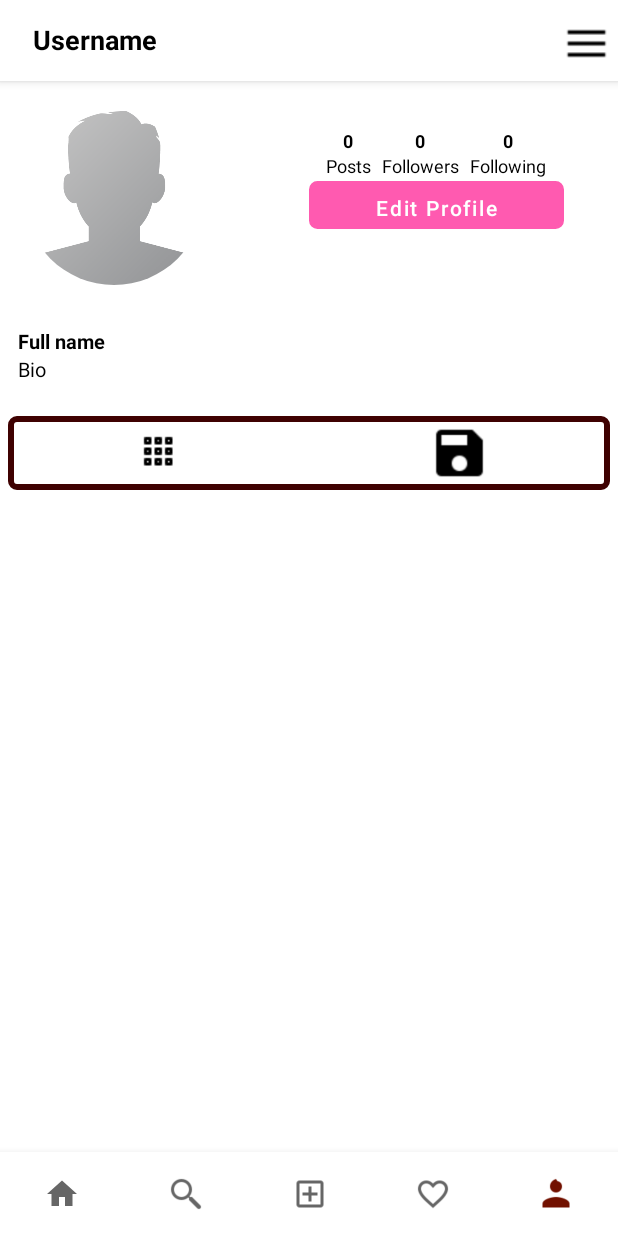
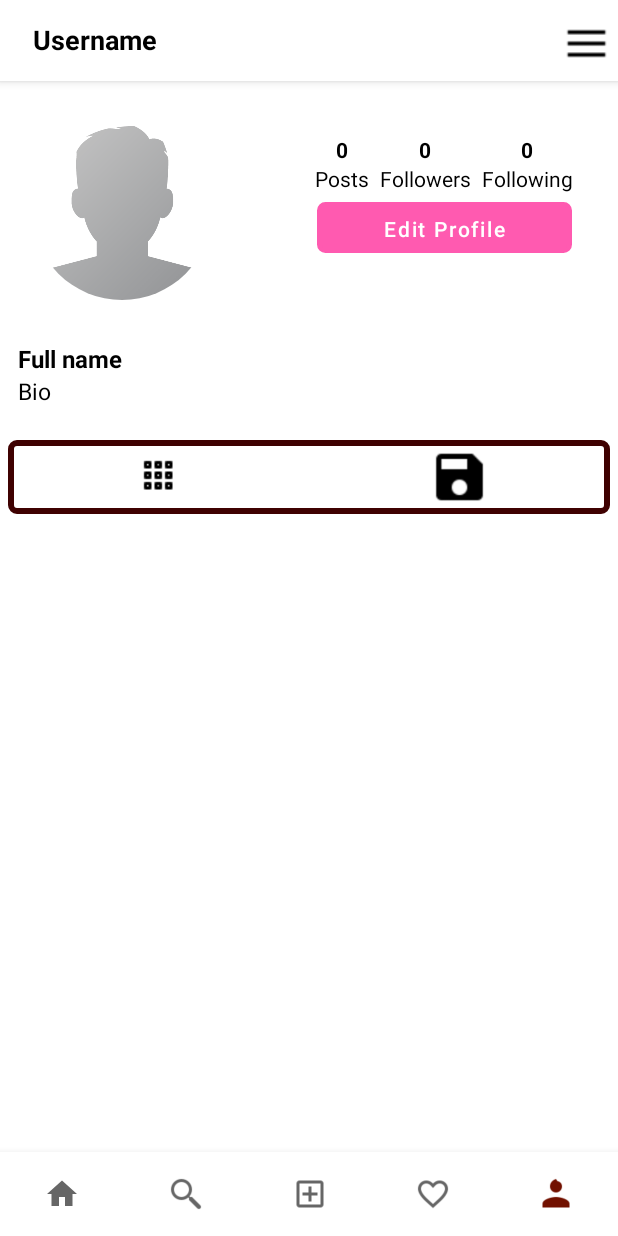
Before and after one commit to Estete9/KynoAnimalRescue, an Android app: the screen it shows after launch once a user with an empty profile is signed in (MainActivity), item 5 of the bottom bar chosen, on a phone screen of 412 x 824 dp. Run offline under Robolectric (Android 15) with nearby library versions, the phone set to English and light mode, and no system bars; our stand-ins replace CircleImageView, Firebase (no records; nobody signed in at launch, a user with empty details on screens opened directly).

Commit message:
made the follow/following changes in the UserAdapter class. aslo made some visual changes to the fragment_profile

```diff
--- a/app/src/main/java/academy/epicprogramming/kynoanimalrescue/Intro/IntroSlider.kt
+++ b/app/src/main/java/academy/epicprogramming/kynoanimalrescue/Intro/IntroSlider.kt
@@ -13,7 +13,6 @@ import android.widget.LinearLayout
 import androidx.appcompat.app.AppCompatActivity
 import androidx.core.content.ContextCompat
 import androidx.core.view.get
-import androidx.core.view.size
 import androidx.viewpager2.widget.ViewPager2
 import com.google.firebase.auth.FirebaseAuth
 import kotlinx.android.synthetic.main.activity_intro_slider.*
@@ -21,8 +20,8 @@ import kotlinx.android.synthetic.main.activity_intro_slider.*
 class IntroSlider : AppCompatActivity() {
     private val TAG = "IntroSlider"
 
-    lateinit var preference: SharedPreferences
-    val pref_show_intro = "Intro"
+    private lateinit var preference: SharedPreferences
+    private val prefShowIntro = "Intro"
 
     private val introSliderAdapter =
         IntroSliderAdapter(
@@ -53,7 +52,7 @@ class IntroSlider : AppCompatActivity() {
 
         preference = getSharedPreferences("IntroSlider", Context.MODE_PRIVATE)
         if (!preference.getBoolean(
-                pref_show_intro,
+                prefShowIntro,
                 true
             ) && FirebaseAuth.getInstance().currentUser != null
         ) {
@@ -75,7 +74,7 @@ class IntroSlider : AppCompatActivity() {
         buttonNextIntro.setOnClickListener {
 
             Log.d(TAG, introSliderViewPager.currentItem.toString())
-            Log.d(TAG, "introSliderAdapter.itemCount: ${introSliderAdapter.itemCount.toString()}--------------------------------")
+            Log.d(TAG, "introSliderAdapter.itemCount: ${introSliderAdapter.itemCount}--------------------------------")
 
 
             if (introSliderViewPager.currentItem + 1 == introSliderAdapter.itemCount -1 ) {
@@ -91,34 +90,23 @@ class IntroSlider : AppCompatActivity() {
                 } else {
                     goToSignIn()
                 }
-//            Todo: change the button text to finish when in last sliders
-
-//                buttonNextIntro.text = "Done"
-//                Intent(applicationContext, SignInActivity::class.java).also {
-//                    startActivity(it)
-//                    finish()
-//                }
 
             }
         }
 
         textSkipIntro.setOnClickListener {
             goToSignIn()
-//            Intent(applicationContext, SignInActivity::class.java).also {
-//                startActivity(it)
-//                finish()
-//            }
         }
 
 
     }
 
-    fun goToSignIn() {
+    private fun goToSignIn() {
         Intent(applicationContext, SignInActivity::class.java).also {
             startActivity(it)
             finish()
             val editor = preference.edit()
-            editor.putBoolean(pref_show_intro, false)
+            editor.putBoolean(prefShowIntro, false)
             editor.apply()
         }
     }
--- a/app/src/main/java/academy/epicprogramming/kynoanimalrescue/Intro/SplashScreen.kt
+++ b/app/src/main/java/academy/epicprogramming/kynoanimalrescue/Intro/SplashScreen.kt
@@ -18,6 +18,6 @@ class SplashScreen : AppCompatActivity() {
             val intent = Intent(this, IntroSlider::class.java)
             startActivity(intent)
             finish()
-        }, 3500)
+        }, 3300)
     }
 }
--- a/app/src/main/res/layout/fragment_profile.xml
+++ b/app/src/main/res/layout/fragment_profile.xml
@@ -76,6 +76,8 @@
 
                 <de.hdodenhof.circleimageview.CircleImageView
                     android:id="@+id/profile_image_fragment"
+                    android:layout_marginTop="10dp"
+                    android:layout_marginStart="5dp"
                     android:layout_width="120dp"
                     android:layout_height="120dp"
                     android:src="@drawable/profile" />
@@ -84,7 +86,7 @@
                     android:layout_width="190dp"
                     android:layout_height="90dp"
                     android:layout_marginStart="60dp"
-                    android:layout_marginTop="15dp"
+                    android:layout_marginTop="20dp"
                     android:orientation="vertical">
 
                     <LinearLayout
@@ -106,7 +108,7 @@
                                 android:layout_height="wrap_content"
                                 android:text="0"
                                 android:textColor="@android:color/black"
-                                android:textSize="12sp"
+                                android:textSize="14sp"
                                 android:textStyle="bold" />
 
                             <TextView
@@ -114,7 +116,7 @@
                                 android:layout_height="wrap_content"
                                 android:text="Posts"
                                 android:textColor="@android:color/black"
-                                android:textSize="12sp" />
+                                android:textSize="14sp" />
 
                         </LinearLayout>
 
@@ -132,7 +134,7 @@
                                 android:layout_height="wrap_content"
                                 android:text="0"
                                 android:textColor="@android:color/black"
-                                android:textSize="12sp"
+                                android:textSize="14sp"
                                 android:textStyle="bold" />
 
                             <TextView
@@ -140,7 +142,7 @@
                                 android:layout_height="wrap_content"
                                 android:text="Followers"
                                 android:textColor="@android:color/black"
-                                android:textSize="12sp" />
+                                android:textSize="14sp" />
 
                         </LinearLayout>
 
@@ -158,7 +160,7 @@
                                 android:layout_height="wrap_content"
                                 android:text="0"
                                 android:textColor="@android:color/black"
-                                android:textSize="12sp"
+                                android:textSize="14sp"
                                 android:textStyle="bold" />
 
                             <TextView
@@ -166,7 +168,7 @@
                                 android:layout_height="wrap_content"
                                 android:text="Following"
                                 android:textColor="@android:color/black"
-                                android:textSize="12sp" />
+                                android:textSize="14sp" />
 
                         </LinearLayout>
 
@@ -175,9 +177,9 @@
                     <Button
                         android:id="@+id/edit_account_settings_button"
                         android:layout_width="170dp"
-                        android:layout_height="32dp"
+                        android:layout_height="34dp"
                         android:layout_marginStart="10dp"
-                        android:layout_marginTop="2dp"
+                        android:layout_marginTop="6dp"
                         android:background="@drawable/buttons_background"
                         android:padding="2dp"
                         android:text="Edit Profile"
@@ -199,7 +201,7 @@
                     android:layout_height="wrap_content"
                     android:text="Full name"
                     android:textColor="@android:color/black"
-                    android:textSize="13sp"
+                    android:textSize="16sp"
                     android:textStyle="bold" />
 
                 <TextView
@@ -208,7 +210,7 @@
                     android:layout_height="wrap_content"
                     android:text="Bio"
                     android:textColor="@android:color/black"
-                    android:textSize="13sp" />
+                    android:textSize="15sp" />
 
             </LinearLayout>
 
```
Also changed, not shown: app/src/main/java/academy/epicprogramming/kynoanimalrescue/Adapter/UserAdapter.kt (+74 -1 lines), app/src/main/res/layout/user_item_layout.xml (+5 -2 lines).
